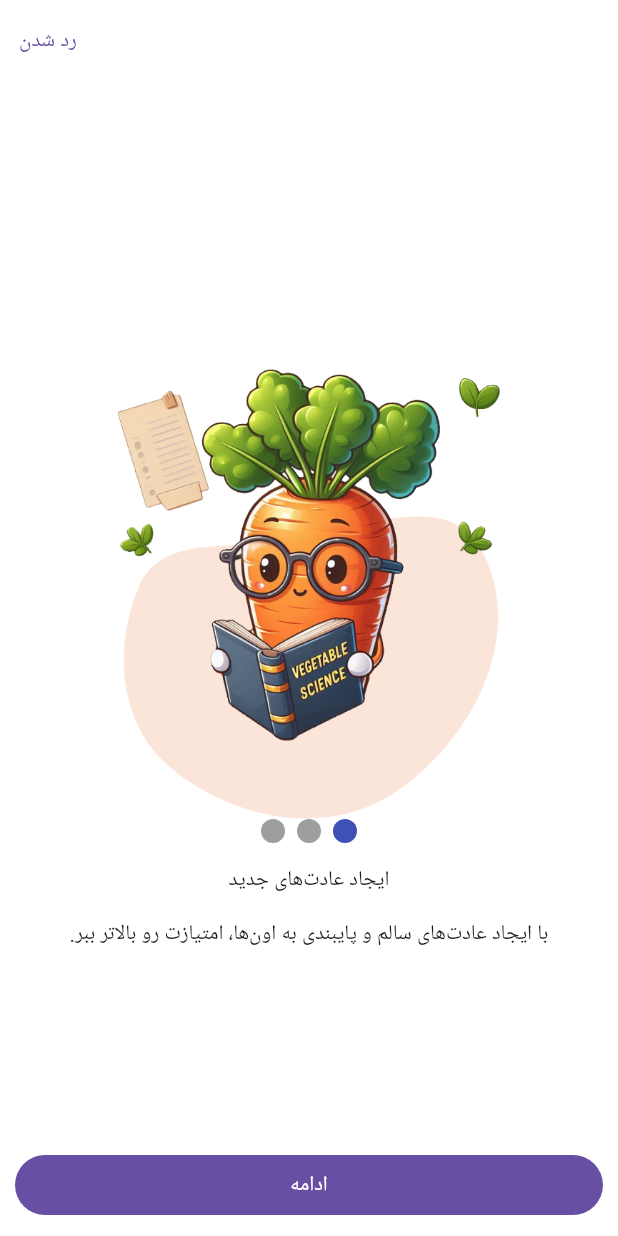
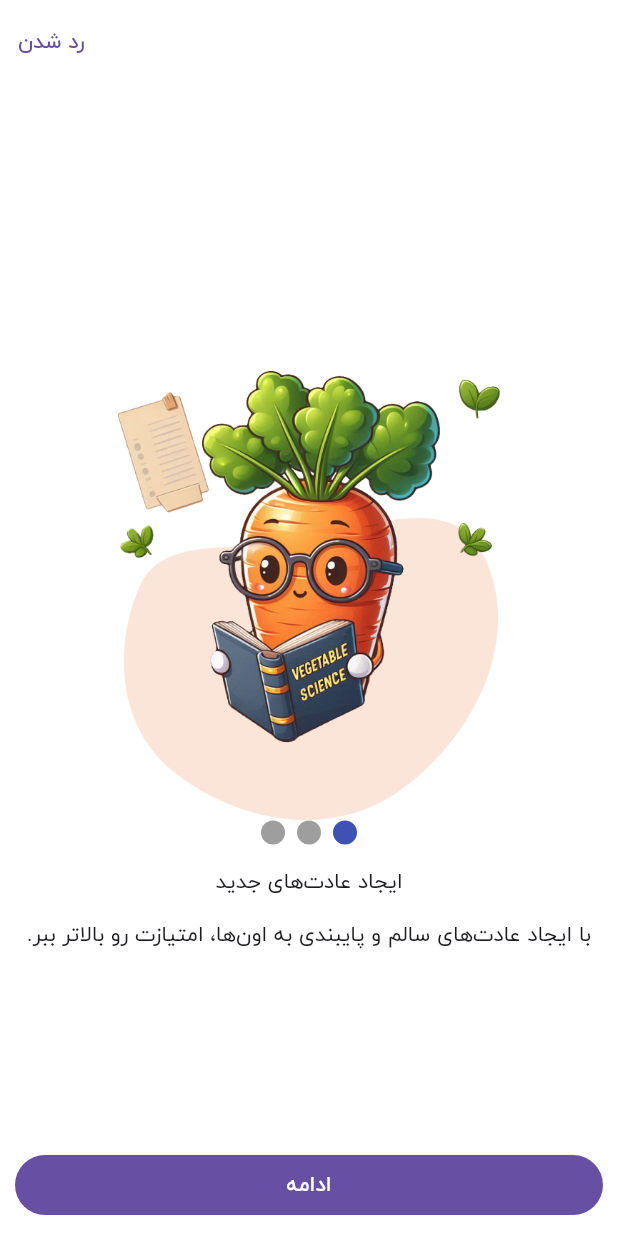
Before and after one commit to Fateme-Aghababaei/karat_habit_tracker_app, a Flutter app: the screen it shows after launch, on a phone screen of 412 x 824 dp. Run offline on Flutter 3.47's test engine with Material 3 defaults, Android fonts, the phone set to English and light mode, and no system bars; drawn by our look-alikes of smooth_page_indicator.

Commit message:
app name, app icon, and font changed

```diff
--- a/lib/main.dart
+++ b/lib/main.dart
@@ -11,17 +11,21 @@ class MyApp extends StatelessWidget {
 
   @override
   Widget build(BuildContext context) {
-    return const MaterialApp(
-      localizationsDelegates: [
+    return MaterialApp(
+      localizationsDelegates: const [
         GlobalCupertinoLocalizations.delegate,
         GlobalMaterialLocalizations.delegate,
         GlobalWidgetsLocalizations.delegate,
       ],
-      supportedLocales: [
+      supportedLocales: const [
         Locale("fa", "IR"),
       ],
-      locale: Locale("fa", "IR"),
+      locale: const Locale("fa", "IR"),
       debugShowCheckedModeBanner: false,
+      theme: ThemeData(
+        primarySwatch: Colors.blue,
+        fontFamily: "IRANYekan"
+      ),
       home: onBoardingScreen(),
     );
   }
--- a/lib/model/entity/onboarding_items.dart
+++ b/lib/model/entity/onboarding_items.dart
@@ -5,19 +5,19 @@ class OnboardingItems{
     OnboardingInfo(
       title: 'ایجاد عادت‌های جدید',
       description: 'با ایجاد عادت‌های سالم و پایبندی به اون‌ها، امتیازت رو بالاتر ببر.',
-      image: 'assets/onboarding1.png',
+      image: 'assets/images/onboarding1.png',
     ),
 
     OnboardingInfo(
       title: 'شرکت در چالش‌های گروهی',
       description: 'با شرکت توی چالش‌های گروهی، امتیاز بگیر و جدی‌تر به عادت‌ها و کارهات پایبند شو.',
-      image: 'assets/onboarding2.png',
+      image: 'assets/images/onboarding2.png',
     ),
 
     OnboardingInfo(
       title: 'پیگیری روند پیشرفت',
       description: 'با بررسی روند پیشرفتت در کنار رقابت با دیگران، انگیزه‌ات رو بیشتر کن.',
-      image: 'assets/onboarding3.png',
+      image: 'assets/images/onboarding3.png',
     ),
   ];
 }
```
Also changed, not shown: pubspec.yaml (+22 -1 lines), assets/fonts/IRANYekan-100.ttf (added), assets/fonts/IRANYekan-300.ttf (added), assets/fonts/IRANYekan-400.ttf (added), assets/fonts/IRANYekan-500.ttf (added), assets/fonts/IRANYekan-700.ttf (added), assets/fonts/IRANYekan-800.ttf (added), assets/fonts/IRANYekan-900.ttf (added), assets/icon/play.png (added), assets/images/onboarding1.png (renamed from assets/onboarding1.png), assets/images/onboarding2.png (renamed from assets/onboarding2.png), assets/images/onboarding3.png (renamed from assets/onboarding3.png), 30 other files.
